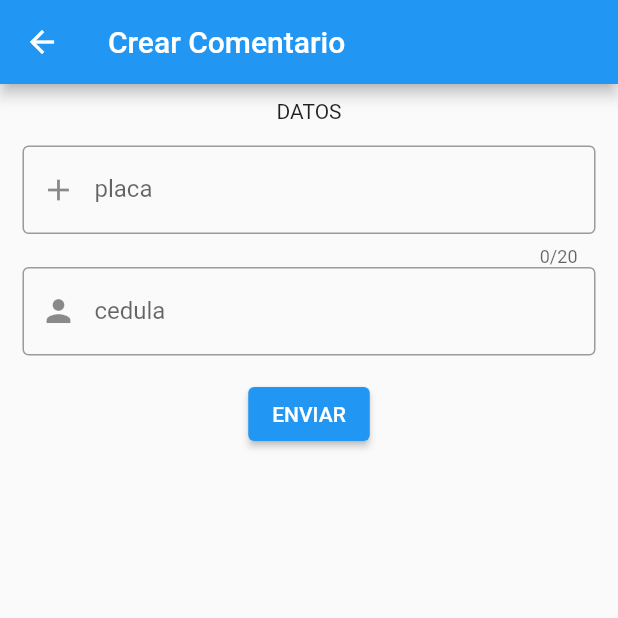
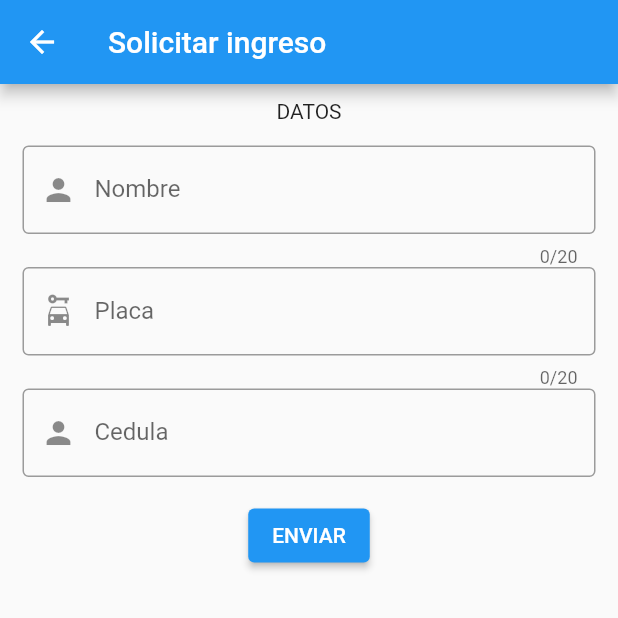
Before and after one commit to dav-01/SENASOFT, a Flutter app: the AddScreen screen opened by its route, after a tap on "ENVIAR", on a phone screen of 412 x 824 dp, the top half of it. Run offline on Flutter 3.47's test engine with Material 2 defaults, Android fonts, the phone set to English and light mode, and no system bars; our stand-ins replace firebase_core, firebase_messaging; accounts and stored records are empty; network calls fail.

Commit message:
realicé cambios para metodos get y post

```diff
--- a/notificaciones/lib/models/parking_model.dart
+++ b/notificaciones/lib/models/parking_model.dart
@@ -13,20 +13,28 @@ String parkingToJson(List<Parking> data) => json.encode(List<dynamic>.from(data.
 
 class Parking {
     Parking({
+        this.nombre = '',
         this.placa = '',
         this.cedula = '',
+        this.lugar = '',
     });
 
+    String nombre;
     String placa;
     String cedula;
+    String lugar;
 
     factory Parking.fromJson(Map<String, dynamic> json) => Parking(
+        nombre: json["nombre"].toString(),
         placa: json["placa"],
         cedula: json["cedula"],
+        lugar: json["zona_parqueo"].toString(),
     );
 
     Map<String, dynamic> toJson() => {
+        "nombre": nombre,
         "placa": placa,
         "cedula": cedula,
+        "zona_parqueo": lugar,
     };
 }
--- a/notificaciones/lib/screens/add_screen.dart
+++ b/notificaciones/lib/screens/add_screen.dart
@@ -1,16 +1,19 @@
+//import 'dart:developer';
+
 import 'package:flutter/material.dart';
 import 'package:http/http.dart' as http;
 import 'package:notificaciones/models/parking_model.dart';
 
 
 class AddScreen extends StatelessWidget {
+
   //object
   final parqueo = new Parking();
   @override
   Widget build(BuildContext context) {
     return Scaffold(
       appBar: AppBar(
-        title: Text('Crear Comentario'),
+        title: Text('Solicitar ingreso'),
       ),
       body: SingleChildScrollView(
         child: Container(
@@ -25,8 +28,20 @@ class AddScreen extends StatelessWidget {
               TextField(
                 decoration: InputDecoration(
                   border: OutlineInputBorder(),
-                  labelText: 'placa',
-                  prefixIcon: Icon(Icons.add),
+                  labelText: 'Nombre',
+                  prefixIcon: Icon(Icons.person),
+                ),
+                onChanged: (value) {
+                  parqueo.nombre = value;
+                },
+                maxLength: 20,
+              ),
+              SizedBox(height: 0.0),
+              TextField(
+                decoration: InputDecoration(
+                  border: OutlineInputBorder(),
+                  labelText: 'Placa',
+                  prefixIcon: Icon(Icons.car_rental),
                 ),
                 onChanged: (value) {
                   parqueo.placa = value;
@@ -41,7 +56,7 @@ class AddScreen extends StatelessWidget {
                 decoration: InputDecoration(
                   border: OutlineInputBorder(),
                   prefixIcon: Icon(Icons.person),
-                  labelText: 'cedula',
+                  labelText: 'Cedula',
                 ),
               ),
               SizedBox(height: 15.0),
@@ -66,7 +81,7 @@ class AddScreen extends StatelessWidget {
   }
 
   Future<Parking?> enviarDatos(Map json) async {
-    final url = Uri.parse('https://155b-2803-1800-51c0-f8d-8f40-15a3-d029-c1d7.ngrok.io/parking');
+    final url = Uri.parse('https://ad59-2803-1800-51c4-894e-c88a-5c16-d87a-93f6.ngrok.io/parking');
     final response = await http.post(url,  body: json);
     print(response.body);
     if (response.statusCode == 200) {
--- a/notificaciones/lib/screens/home_screen.dart
+++ b/notificaciones/lib/screens/home_screen.dart
@@ -23,8 +23,8 @@ class HomeScreem extends StatelessWidget {
                 return ListTile(
                   leading: Icon(Icons.person),
                   title: Text(parking.placa),
-                  subtitle: Text(parking.cedula),
-                  trailing: Icon(Icons.keyboard_arrow_right),
+                  subtitle: Text(parking.nombre),
+                  trailing: Text(parking.lugar),
                 );
               },
             );
@@ -34,8 +34,11 @@ class HomeScreem extends StatelessWidget {
         },
       ),
 
-
       // action button
+      bottomNavigationBar: BottomAppBar(
+        shape:  const CircularNotchedRectangle(),
+        child: Container(height: 50.0,),
+      ),
       floatingActionButton: FloatingActionButton(
         child: Icon(Icons.add),
         onPressed: () {
@@ -50,7 +53,7 @@ class HomeScreem extends StatelessWidget {
 
   //get
   Future<List<Parking>> traerInformacionApi() async {
-  final url = Uri.parse('https://155b-2803-1800-51c0-f8d-8f40-15a3-d029-c1d7.ngrok.io/parking');
+  final url = Uri.parse('https://ad59-2803-1800-51c4-894e-c88a-5c16-d87a-93f6.ngrok.io/parking.json');
   final response = await http.get(url);
   print(response);
   if (response.statusCode == 200) {
```
